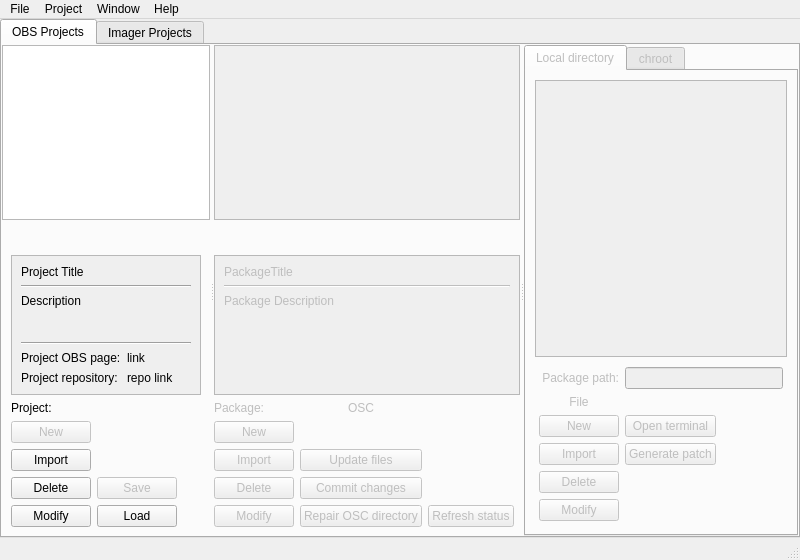
First picture: the form in src/ObsLightGui/ui/obsLightMain.ui, repository ronan22/obs-light, before the edit.
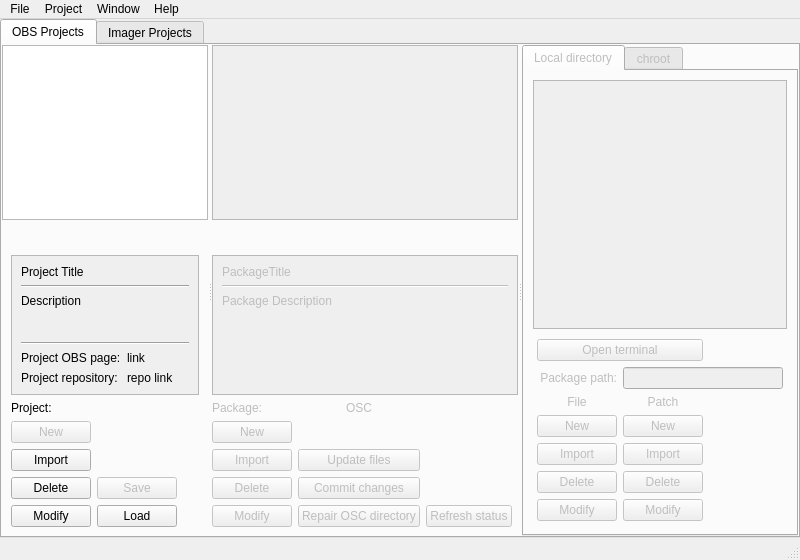
Second picture: the form after the edit. The open tabs and pages were chosen to show the change. Icons and pictures are not drawn.

Commit message: - Now the package is install from local osc directory to chroot. - Add change to ui.

```diff
--- a/src/ObsLightGui/ui/obsLightMain.ui
+++ b/src/ObsLightGui/ui/obsLightMain.ui
@@ -145,7 +145,7 @@
                    <rect>
                     <x>0</x>
                     <y>0</y>
-                    <width>186</width>
+                    <width>187</width>
                     <height>134</height>
                    </rect>
                   </property>
@@ -599,7 +599,7 @@
             </size>
            </property>
            <property name="currentIndex">
-            <number>0</number>
+            <number>1</number>
            </property>
            <widget class="QWidget" name="localDirectoryTab">
             <attribute name="title">
@@ -618,7 +618,7 @@
                 <property name="spacing">
                  <number>-1</number>
                 </property>
-                <item row="7" column="1">
+                <item row="8" column="1">
                  <widget class="QPushButton" name="newFileButton">
                   <property name="enabled">
                    <bool>false</bool>
@@ -634,7 +634,7 @@
                   </property>
                  </widget>
                 </item>
-                <item row="10" column="1">
+                <item row="11" column="1">
                  <widget class="QPushButton" name="deleteFileButton">
                   <property name="toolTip">
                    <string>Remove the selected file from the package.</string>
@@ -644,7 +644,7 @@
                   </property>
                  </widget>
                 </item>
-                <item row="9" column="1">
+                <item row="10" column="1">
                  <widget class="QPushButton" name="addFileButton">
                   <property name="toolTip">
                    <string>Import files into the package.</string>
@@ -654,7 +654,7 @@
                   </property>
                  </widget>
                 </item>
-                <item row="11" column="1">
+                <item row="12" column="1">
                  <widget class="QPushButton" name="modifyFileButton">
                   <property name="enabled">
                    <bool>false</bool>
@@ -664,7 +664,7 @@
                   </property>
                  </widget>
                 </item>
-                <item row="1" column="1">
+                <item row="2" column="1">
                  <widget class="QLabel" name="fileLabel">
                   <property name="text">
                    <string>File</string>
@@ -674,7 +674,7 @@
                   </property>
                  </widget>
                 </item>
-                <item row="10" column="3">
+                <item row="11" column="3">
                  <spacer name="horizontalSpacer_2">
                   <property name="orientation">
                    <enum>Qt::Horizontal</enum>
@@ -687,7 +687,7 @@
                   </property>
                  </spacer>
                 </item>
-                <item row="0" column="1">
+                <item row="1" column="1">
                  <widget class="QLabel" name="packagePathLabel">
                   <property name="text">
                    <string>Package path:</string>
@@ -697,31 +697,68 @@
                   </property>
                  </widget>
                 </item>
-                <item row="0" column="2" colspan="2">
+                <item row="1" column="2" colspan="2">
                  <widget class="QLineEdit" name="packagePathLineEdit">
                   <property name="readOnly">
                    <bool>true</bool>
                   </property>
                  </widget>
                 </item>
-                <item row="7" column="2">
-                 <widget class="QPushButton" name="openTermButton">
-                  <property name="toolTip">
-                   <string>Open a terminal in the package's OSC directory.</string>
-                  </property>
-                  <property name="text">
-                   <string>Open terminal</string>
-                  </property>
-                 </widget>
-                </item>
-                <item row="9" column="2">
+                <item row="8" column="2">
                  <widget class="QPushButton" name="generatePatchButton">
                   <property name="toolTip">
                    <string>Generate a patch from the changes made into the chroot,
  and add this patch to the package.</string>
                   </property>
                   <property name="text">
-                   <string>Generate patch</string>
+                   <string>New</string>
+                  </property>
+                 </widget>
+                </item>
+                <item row="2" column="2">
+                 <widget class="QLabel" name="label_3">
+                  <property name="text">
+                   <string>Patch</string>
+                  </property>
+                  <property name="alignment">
+                   <set>Qt::AlignCenter</set>
+                  </property>
+                 </widget>
+                </item>
+                <item row="0" column="1" colspan="2">
+                 <widget class="QPushButton" name="openTermButton">
+                  <property name="toolTip">
+                   <string>Open a terminal in the package's OSC directory.</string>
+                  </property>
+                  <property name="text">
+                   <string>Open terminal</string>
+                  </property>
+                 </widget>
+                </item>
+                <item row="10" column="2">
+                 <widget class="QPushButton" name="pushButton_3">
+                  <property name="enabled">
+                   <bool>false</bool>
+                  </property>
+                  <property name="text">
+                   <string>Import</string>
+                  </property>
+                 </widget>
+                </item>
+                <item row="11" column="2">
+                 <widget class="QPushButton" name="pushButton_4">
+                  <property name="enabled">
+                   <bool>false</bool>
+                  </property>
+                  <property name="text">
+                   <string>Delete</string>
+                  </property>
+                 </widget>
+                </item>
+                <item row="12" column="2">
+                 <widget class="QPushButton" name="pushButton_5">
+                  <property name="text">
+                   <string>Modify</string>
                   </property>
                  </widget>
                 </item>
@@ -731,6 +768,12 @@
             </layout>
            </widget>
            <widget class="QWidget" name="chrootTab">
+            <property name="sizePolicy">
+             <sizepolicy hsizetype="MinimumExpanding" vsizetype="Preferred">
+              <horstretch>0</horstretch>
+              <verstretch>0</verstretch>
+             </sizepolicy>
+            </property>
             <attribute name="title">
              <string>chroot</string>
             </attribute>
@@ -740,8 +783,14 @@
              </item>
              <item row="3" column="0">
               <widget class="QWidget" name="widget_2" native="true">
+               <property name="sizePolicy">
+                <sizepolicy hsizetype="MinimumExpanding" vsizetype="Preferred">
+                 <horstretch>0</horstretch>
+                 <verstretch>0</verstretch>
+                </sizepolicy>
+               </property>
                <layout class="QGridLayout" name="gridLayout_14">
-                <item row="2" column="0">
+                <item row="3" column="0">
                  <widget class="QPushButton" name="addRepoInChrootButton">
                   <property name="minimumSize">
                    <size>
@@ -758,7 +807,7 @@
                   </property>
                  </widget>
                 </item>
-                <item row="4" column="0">
+                <item row="5" column="0">
                  <widget class="QPushButton" name="deleteRepositoryButton">
                   <property name="toolTip">
                    <string>Delete a repository from the chroot.</string>
@@ -768,7 +817,7 @@
                   </property>
                  </widget>
                 </item>
-                <item row="5" column="0">
+                <item row="6" column="0">
                  <widget class="QPushButton" name="modifyRepositoryButton">
                   <property name="toolTip">
                    <string>Modify the URL or alias of a repository.</string>
@@ -778,7 +827,7 @@
                   </property>
                  </widget>
                 </item>
-                <item row="0" column="2" colspan="3">
+                <item row="1" column="2" colspan="3">
                  <widget class="QLineEdit" name="chrootPathLineEdit">
                   <property name="toolTip">
                    <string>The path of the chroot on the local filesystem.</string>
@@ -788,7 +837,7 @@
                   </property>
                  </widget>
                 </item>
-                <item row="0" column="0">
+                <item row="1" column="0">
                  <widget class="QLabel" name="chrootLabel">
                   <property name="text">
                    <string>Chroot path:</string>
@@ -798,7 +847,7 @@
                   </property>
                  </widget>
                 </item>
-                <item row="2" column="2">
+                <item row="3" column="2">
                  <widget class="QPushButton" name="newChrootButton">
                   <property name="minimumSize">
                    <size>
@@ -816,7 +865,7 @@
                   </property>
                  </widget>
                 </item>
-                <item row="1" column="0">
+                <item row="2" column="0">
                  <widget class="QLabel" name="repositoryLabel">
                   <property name="text">
                    <string>Repository</string>
@@ -826,7 +875,7 @@
                   </property>
                  </widget>
                 </item>
-                <item row="3" column="0">
+                <item row="4" column="0">
                  <widget class="QPushButton" name="importRepoInChrootButton">
                   <property name="toolTip">
                    <string>Make a package repository accessible from the chroot (using zypper).
@@ -837,7 +886,7 @@
                   </property>
                  </widget>
                 </item>
-                <item row="4" column="2">
+                <item row="5" column="2">
                  <widget class="QPushButton" name="deleteChrootButton">
                   <property name="toolTip">
                    <string>Delete the chroot.</string>
@@ -847,7 +896,7 @@
                   </property>
                  </widget>
                 </item>
-                <item row="1" column="2">
+                <item row="2" column="2">
                  <widget class="QLabel" name="ChrootLabel">
                   <property name="text">
                    <string>Chroot</string>
@@ -857,7 +906,7 @@
                   </property>
                  </widget>
                 </item>
-                <item row="3" column="2">
+                <item row="4" column="2">
                  <widget class="QPushButton" name="pushButton">
                   <property name="enabled">
                    <bool>false</bool>
@@ -867,7 +916,7 @@
                   </property>
                  </widget>
                 </item>
-                <item row="5" column="2">
+                <item row="6" column="2">
                  <widget class="QPushButton" name="pushButton_2">
                   <property name="enabled">
                    <bool>false</bool>
@@ -877,7 +926,7 @@
                   </property>
                  </widget>
                 </item>
-                <item row="4" column="4">
+                <item row="5" column="4">
                  <spacer name="horizontalSpacer_4">
                   <property name="orientation">
                    <enum>Qt::Horizontal</enum>
@@ -890,7 +939,7 @@
                   </property>
                  </spacer>
                 </item>
-                <item row="4" column="3">
+                <item row="5" column="3">
                  <widget class="QPushButton" name="rpmInstallButton">
                   <property name="toolTip">
                    <string>Execute to the %install section of selected package(s)
@@ -901,7 +950,7 @@
                   </property>
                  </widget>
                 </item>
-                <item row="2" column="3">
+                <item row="3" column="3">
                  <widget class="QPushButton" name="rpmPrepButton">
                   <property name="enabled">
                    <bool>false</bool>
@@ -928,7 +977,7 @@
                   </property>
                  </widget>
                 </item>
-                <item row="3" column="3">
+                <item row="4" column="3">
                  <widget class="QPushButton" name="rpmBuildButton">
                   <property name="toolTip">
                    <string>Execute to the %build section of selected package(s)
@@ -939,7 +988,7 @@
                   </property>
                  </widget>
                 </item>
-                <item row="5" column="3">
+                <item row="6" column="3">
                  <widget class="QPushButton" name="rpmBuildRpmButton">
                   <property name="toolTip">
                    <string>Build the source and binary RPMs of selected package(s)
@@ -950,7 +999,7 @@
                   </property>
                  </widget>
                 </item>
-                <item row="1" column="3">
+                <item row="2" column="3">
                  <widget class="QLabel" name="label_2">
                   <property name="text">
                    <string>Spec file</string>
@@ -960,6 +1009,13 @@
                   </property>
                  </widget>
                 </item>
+                <item row="0" column="0" colspan="3">
+                 <widget class="QPushButton" name="pushButton_6">
+                  <property name="text">
+                   <string>Open terminal</string>
+                  </property>
+                 </widget>
+                </item>
                </layout>
               </widget>
              </item>
```
The commit also changes 4 other files.
